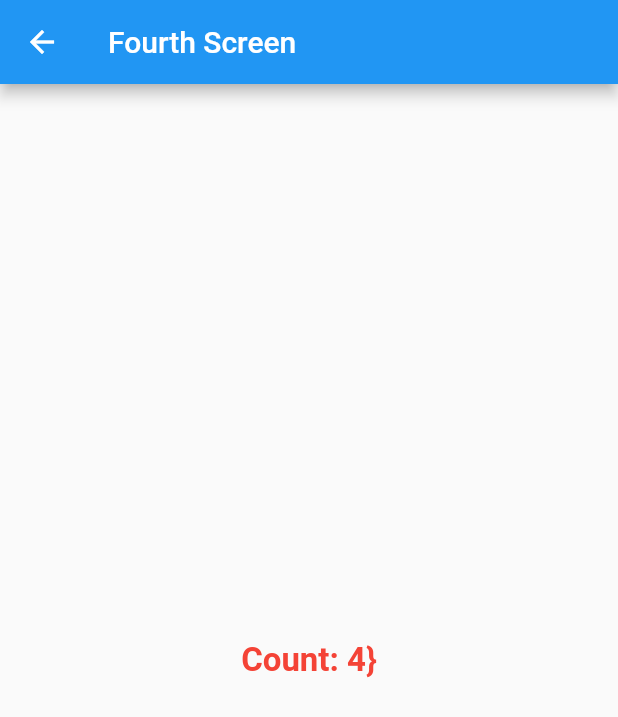
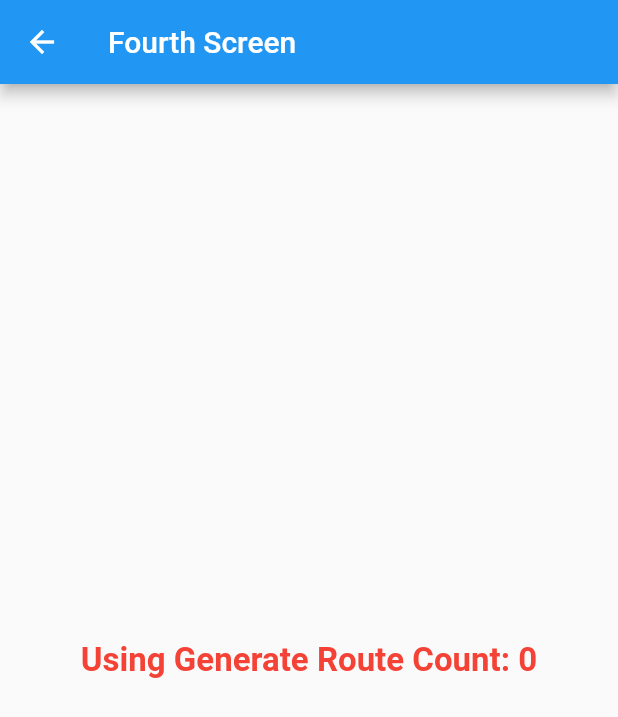
Before and after one commit to hadiuzzaman524/Json-Placeholder-exercise-with-flutter, a Flutter app: the FourthScreen screen opened by its route, on a phone screen of 412 x 824 dp. Shown: the top 717 px of the screen. Run offline on Flutter 3.47's test engine with Material 2 defaults, Android fonts, the phone set to English and light mode, and no system bars; our stand-ins replace bloc, equatable, flutter_bloc.

Commit message:
learn about onGenerate Route

```diff
--- a/project2/lib/main.dart
+++ b/project2/lib/main.dart
@@ -2,6 +2,7 @@ import 'package:flutter/material.dart';
 import 'package:flutter_bloc/flutter_bloc.dart';
 import 'package:project2/cubits/counter_cubit.dart';
 import 'package:project2/cubits/helper_cubit.dart';
+import 'package:project2/routs/mainroute.dart';
 import 'package:project2/screens/fourth.dart';
 import 'package:project2/screens/home.dart';
 import 'package:project2/screens/third.dart';
@@ -13,7 +14,8 @@ void main() {
 class MyApp extends StatelessWidget {
   MyApp({Key? key}) : super(key: key);
 
-  final CounterCubit counterCubit = CounterCubit();
+  static final CounterCubit counterCubit = CounterCubit();
+  final appRoute = AppRoute();
 
   // This widget is the root of your application.
   @override
@@ -24,14 +26,13 @@ class MyApp extends StatelessWidget {
       ),
       // Named Route..
       initialRoute: '/',
+      onGenerateRoute: appRoute.onGenerateRoute,
       routes: {
         ThirdScreen.routeName: (ctx) => BlocProvider.value(
               value: counterCubit, //BlocProvider.of<CounterCubit>(context),
               child: const ThirdScreen(),
             ),
-          FourthScreen.routeName: (ctx) => const FourthScreen(),
-
-          '/': (ctx)=>MultiBlocProvider(
+        '/': (ctx) => MultiBlocProvider(
               providers: [
                 BlocProvider(
                   create: (context) => HelperCubit(),
@@ -39,9 +40,10 @@ class MyApp extends StatelessWidget {
                 BlocProvider(
                   create: (ctx) => counterCubit,
                 ),
-            ], child: const Home(),
+              ],
+              child: const Home(),
             ),
-
-        },);
+      },
+    );
   }
 }
--- /dev/null
+++ b/project2/lib/routs/mainroute.dart
@@ -0,0 +1,25 @@
+import 'package:flutter/cupertino.dart';
+import 'package:flutter/material.dart';
+import 'package:flutter_bloc/flutter_bloc.dart';
+import 'package:project2/cubits/counter_cubit.dart';
+import 'package:project2/screens/fourth.dart';
+import 'package:project2/screens/third.dart';
+
+import '../main.dart';
+import '../screens/home.dart';
+
+class AppRoute {
+  Route onGenerateRoute(RouteSettings routeSettings) {
+    switch (routeSettings.name) {
+      case FourthScreen.routeName:
+        return MaterialPageRoute(
+          builder: (ctx) => BlocProvider.value(
+            value: MyApp.counterCubit,
+            child: const FourthScreen(),
+          ),
+        );
+      default:
+        return MaterialPageRoute(builder: (ctx) => const Home());
+    }
+  }
+}
--- a/project2/lib/screens/fourth.dart
+++ b/project2/lib/screens/fourth.dart
@@ -1,4 +1,6 @@
 import 'package:flutter/material.dart';
+import 'package:flutter_bloc/flutter_bloc.dart';
+import 'package:project2/cubits/counter_cubit.dart';
 
 class FourthScreen extends StatelessWidget {
   static const routeName = "/FourthScreen";
@@ -11,19 +13,21 @@ class FourthScreen extends StatelessWidget {
       appBar: AppBar(
         title: const Text("Fourth Screen"),
       ),
-      body:  Center(
-        child: Builder(
-          builder: (context) {
-            return const Text(
-              "Count: 4}",
-              style: TextStyle(
+      body: Center(
+        child: Builder(builder: (context) {
+          return Builder(builder: (context) {
+            final state = BlocProvider.of<CounterCubit>(context).state;
+
+            return Text(
+              "Using Generate Route Count: ${state.count}",
+              style: const TextStyle(
                 fontSize: 22,
                 color: Colors.red,
                 fontWeight: FontWeight.bold,
               ),
             );
-          }
-        ),
+          });
+        }),
       ),
     );
   }
--- a/project2/lib/screens/home.dart
+++ b/project2/lib/screens/home.dart
@@ -85,15 +85,6 @@ class Home extends StatelessWidget {
             ElevatedButton(
                 onPressed: () {
                   Navigator.pushNamed(context, ThirdScreen.routeName);
-                /*  Navigator.push(
-                    context,
-                    MaterialPageRoute(
-                      builder: (ctx) => BlocProvider.value(
-                        value: BlocProvider.of<CounterCubit>(context),
-                        child: ThirdScreen(),
-                      ),
-                    ),
-                  );*/
                 },
                 child: const Text("Third page")),
             const Divider(),
```
Lines whose indentation alone changed are shown as unchanged.
